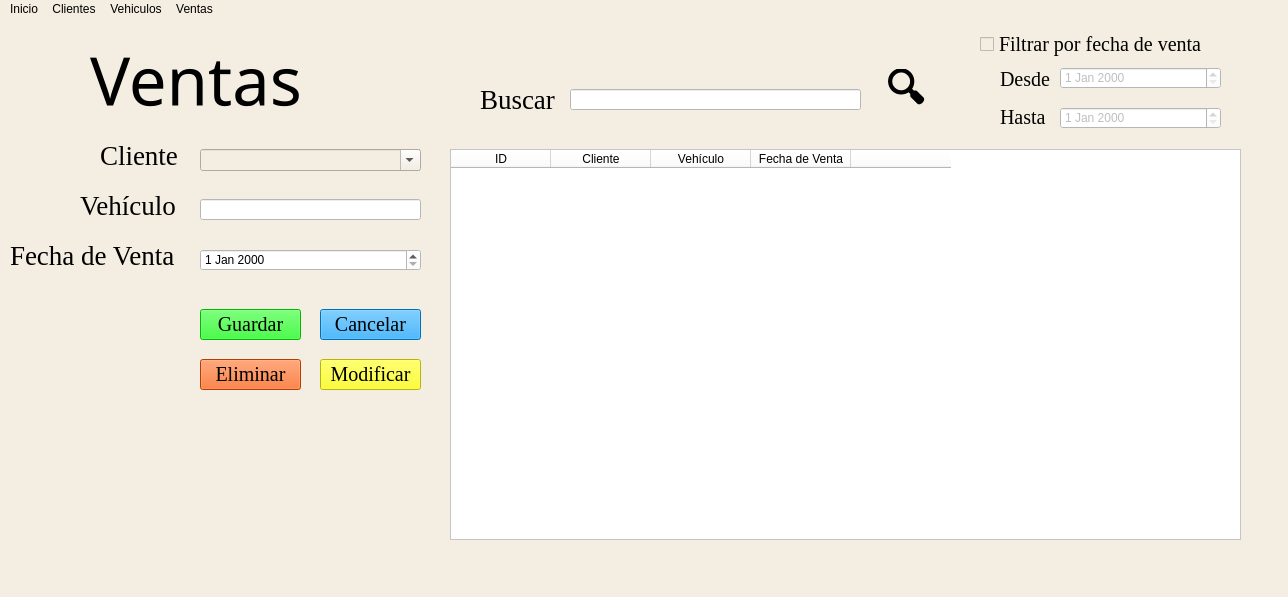
Above: gui/ventas.ui from GabrielTrejo1/Prueba before the change. Below: the same form after it.
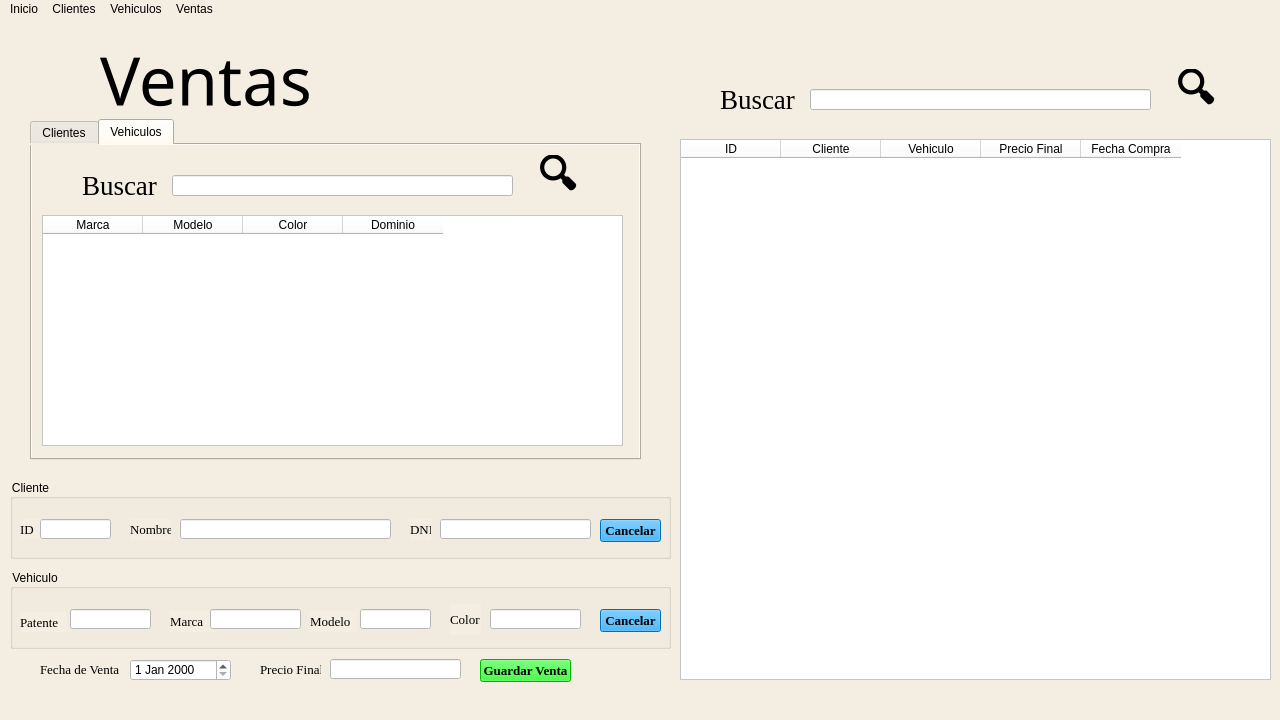
That is the form after the change. The open tabs and pages were chosen to show the change. Icons and pictures are not drawn.

Patch:
```diff
--- a/gui/ventas.ui
+++ b/gui/ventas.ui
@@ -2,15 +2,12 @@
 <ui version="4.0">
  <class>MainWindow</class>
  <widget class="QMainWindow" name="MainWindow">
-  <property name="enabled">
-   <bool>true</bool>
-  </property>
   <property name="geometry">
    <rect>
     <x>0</x>
     <y>0</y>
-    <width>1288</width>
-    <height>597</height>
+    <width>1280</width>
+    <height>720</height>
    </rect>
   </property>
   <property name="windowTitle">
@@ -27,9 +24,9 @@
    <widget class="QLabel" name="label">
     <property name="geometry">
      <rect>
-      <x>90</x>
+      <x>100</x>
       <y>20</y>
-      <width>331</width>
+      <width>251</width>
       <height>81</height>
      </rect>
     </property>
@@ -52,100 +49,588 @@
      <string>Ventas</string>
     </property>
    </widget>
-   <widget class="QLabel" name="label_2">
+   <widget class="QTabWidget" name="tabWidget">
     <property name="geometry">
      <rect>
-      <x>100</x>
-      <y>120</y>
-      <width>81</width>
-      <height>33</height>
+      <x>30</x>
+      <y>100</y>
+      <width>611</width>
+      <height>341</height>
      </rect>
     </property>
-    <property name="font">
-     <font>
-      <family>Liberation Serif</family>
-      <pointsize>20</pointsize>
-      <weight>50</weight>
-      <bold>false</bold>
-     </font>
+    <property name="currentIndex">
+     <number>0</number>
     </property>
-    <property name="styleSheet">
-     <string notr="true">background-color: transparent;
+    <widget class="QWidget" name="tab">
+     <attribute name="title">
+      <string>Clientes</string>
+     </attribute>
+     <widget class="QPushButton" name="btnBuscar">
+      <property name="geometry">
+       <rect>
+        <x>500</x>
+        <y>10</y>
+        <width>51</width>
+        <height>51</height>
+       </rect>
+      </property>
+      <property name="font">
+       <font>
+        <pointsize>30</pointsize>
+        <weight>75</weight>
+        <bold>true</bold>
+       </font>
+      </property>
+      <property name="cursor">
+       <cursorShape>PointingHandCursor</cursorShape>
+      </property>
+      <property name="layoutDirection">
+       <enum>Qt::LeftToRight</enum>
+      </property>
+      <property name="styleSheet">
+       <string notr="true">background-color: transparent;
+border-radius: 25px;</string>
+      </property>
+      <property name="text">
+       <string>🔍</string>
+      </property>
+     </widget>
+     <widget class="QLineEdit" name="txtBuscar">
+      <property name="geometry">
+       <rect>
+        <x>140</x>
+        <y>30</y>
+        <width>341</width>
+        <height>21</height>
+       </rect>
+      </property>
+      <property name="styleSheet">
+       <string notr="true">background-color: rgb(255, 255, 255);</string>
+      </property>
+     </widget>
+     <widget class="QLabel" name="label_7">
+      <property name="geometry">
+       <rect>
+        <x>50</x>
+        <y>20</y>
+        <width>81</width>
+        <height>41</height>
+       </rect>
+      </property>
+      <property name="font">
+       <font>
+        <family>Liberation Serif</family>
+        <pointsize>20</pointsize>
+        <weight>50</weight>
+        <bold>false</bold>
+       </font>
+      </property>
+      <property name="styleSheet">
+       <string notr="true">background-color: transparent;
 color: black</string>
+      </property>
+      <property name="text">
+       <string>Buscar</string>
+      </property>
+     </widget>
+     <widget class="QTableWidget" name="tblClientes">
+      <property name="geometry">
+       <rect>
+        <x>10</x>
+        <y>70</y>
+        <width>581</width>
+        <height>231</height>
+       </rect>
+      </property>
+      <property name="styleSheet">
+       <string notr="true">background-color: rgb(255, 255, 255);</string>
+      </property>
+      <property name="editTriggers">
+       <set>QAbstractItemView::NoEditTriggers</set>
+      </property>
+      <property name="selectionBehavior">
+       <enum>QAbstractItemView::SelectRows</enum>
+      </property>
+      <property name="sortingEnabled">
+       <bool>true</bool>
+      </property>
+      <column>
+       <property name="text">
+        <string>ID</string>
+       </property>
+      </column>
+      <column>
+       <property name="text">
+        <string>Nombre</string>
+       </property>
+      </column>
+      <column>
+       <property name="text">
+        <string>DNI</string>
+       </property>
+      </column>
+     </widget>
+    </widget>
+    <widget class="QWidget" name="tab_2">
+     <attribute name="title">
+      <string>Vehiculos</string>
+     </attribute>
+     <widget class="QLabel" name="label_13">
+      <property name="geometry">
+       <rect>
+        <x>50</x>
+        <y>20</y>
+        <width>81</width>
+        <height>41</height>
+       </rect>
+      </property>
+      <property name="font">
+       <font>
+        <family>Liberation Serif</family>
+        <pointsize>20</pointsize>
+        <weight>50</weight>
+        <bold>false</bold>
+       </font>
+      </property>
+      <property name="styleSheet">
+       <string notr="true">background-color: transparent;
+color: black</string>
+      </property>
+      <property name="text">
+       <string>Buscar</string>
+      </property>
+     </widget>
+     <widget class="QLineEdit" name="txtBuscar_3">
+      <property name="geometry">
+       <rect>
+        <x>140</x>
+        <y>30</y>
+        <width>341</width>
+        <height>21</height>
+       </rect>
+      </property>
+      <property name="styleSheet">
+       <string notr="true">background-color: rgb(255, 255, 255);</string>
+      </property>
+     </widget>
+     <widget class="QTableWidget" name="tblVehiculos">
+      <property name="geometry">
+       <rect>
+        <x>10</x>
+        <y>70</y>
+        <width>581</width>
+        <height>231</height>
+       </rect>
+      </property>
+      <property name="styleSheet">
+       <string notr="true">background-color: rgb(255, 255, 255);</string>
+      </property>
+      <property name="editTriggers">
+       <set>QAbstractItemView::NoEditTriggers</set>
+      </property>
+      <property name="selectionBehavior">
+       <enum>QAbstractItemView::SelectRows</enum>
+      </property>
+      <property name="sortingEnabled">
+       <bool>true</bool>
+      </property>
+      <column>
+       <property name="text">
+        <string>Marca</string>
+       </property>
+      </column>
+      <column>
+       <property name="text">
+        <string>Modelo</string>
+       </property>
+      </column>
+      <column>
+       <property name="text">
+        <string>Color</string>
+       </property>
+      </column>
+      <column>
+       <property name="text">
+        <string>Dominio</string>
+       </property>
+      </column>
+     </widget>
+     <widget class="QPushButton" name="btnBuscar_3">
+      <property name="geometry">
+       <rect>
+        <x>500</x>
+        <y>10</y>
+        <width>51</width>
+        <height>51</height>
+       </rect>
+      </property>
+      <property name="font">
+       <font>
+        <pointsize>30</pointsize>
+        <weight>75</weight>
+        <bold>true</bold>
+       </font>
+      </property>
+      <property name="cursor">
+       <cursorShape>PointingHandCursor</cursorShape>
+      </property>
+      <property name="layoutDirection">
+       <enum>Qt::LeftToRight</enum>
+      </property>
+      <property name="styleSheet">
+       <string notr="true">background-color: transparent;
+border-radius: 25px;</string>
+      </property>
+      <property name="text">
+       <string>🔍</string>
+      </property>
+     </widget>
+    </widget>
+   </widget>
+   <widget class="QGroupBox" name="groupBox">
+    <property name="geometry">
+     <rect>
+      <x>10</x>
+      <y>460</y>
+      <width>661</width>
+      <height>80</height>
+     </rect>
     </property>
-    <property name="text">
+    <property name="title">
      <string>Cliente</string>
     </property>
+    <widget class="QLabel" name="label_2">
+     <property name="geometry">
+      <rect>
+       <x>10</x>
+       <y>40</y>
+       <width>21</width>
+       <height>20</height>
+      </rect>
+     </property>
+     <property name="font">
+      <font>
+       <family>Liberation Serif</family>
+       <pointsize>10</pointsize>
+      </font>
+     </property>
+     <property name="text">
+      <string>ID</string>
+     </property>
+    </widget>
+    <widget class="QLineEdit" name="lineEdit">
+     <property name="enabled">
+      <bool>false</bool>
+     </property>
+     <property name="geometry">
+      <rect>
+       <x>30</x>
+       <y>40</y>
+       <width>71</width>
+       <height>20</height>
+      </rect>
+     </property>
+     <property name="styleSheet">
+      <string notr="true">background-color: rgb(255, 255, 255);</string>
+     </property>
+    </widget>
+    <widget class="QLabel" name="label_3">
+     <property name="geometry">
+      <rect>
+       <x>120</x>
+       <y>40</y>
+       <width>41</width>
+       <height>21</height>
+      </rect>
+     </property>
+     <property name="font">
+      <font>
+       <family>Liberation Serif</family>
+       <pointsize>10</pointsize>
+      </font>
+     </property>
+     <property name="text">
+      <string>Nombre</string>
+     </property>
+    </widget>
+    <widget class="QLabel" name="label_4">
+     <property name="geometry">
+      <rect>
+       <x>400</x>
+       <y>40</y>
+       <width>21</width>
+       <height>21</height>
+      </rect>
+     </property>
+     <property name="font">
+      <font>
+       <family>Liberation Serif</family>
+       <pointsize>10</pointsize>
+      </font>
+     </property>
+     <property name="text">
+      <string>DNI</string>
+     </property>
+    </widget>
+    <widget class="QLineEdit" name="lineEdit_2">
+     <property name="enabled">
+      <bool>false</bool>
+     </property>
+     <property name="geometry">
+      <rect>
+       <x>170</x>
+       <y>40</y>
+       <width>211</width>
+       <height>20</height>
+      </rect>
+     </property>
+     <property name="styleSheet">
+      <string notr="true">background-color: rgb(255, 255, 255);</string>
+     </property>
+    </widget>
+    <widget class="QLineEdit" name="lineEdit_3">
+     <property name="enabled">
+      <bool>false</bool>
+     </property>
+     <property name="geometry">
+      <rect>
+       <x>430</x>
+       <y>40</y>
+       <width>151</width>
+       <height>20</height>
+      </rect>
+     </property>
+     <property name="styleSheet">
+      <string notr="true">background-color: rgb(255, 255, 255);</string>
+     </property>
+    </widget>
+    <widget class="QPushButton" name="pushButton">
+     <property name="geometry">
+      <rect>
+       <x>590</x>
+       <y>40</y>
+       <width>61</width>
+       <height>23</height>
+      </rect>
+     </property>
+     <property name="font">
+      <font>
+       <family>Liberation Serif</family>
+       <pointsize>10</pointsize>
+       <weight>75</weight>
+       <bold>true</bold>
+      </font>
+     </property>
+     <property name="styleSheet">
+      <string notr="true">background-color: rgb(0, 157, 255);</string>
+     </property>
+     <property name="text">
+      <string>Cancelar</string>
+     </property>
+    </widget>
    </widget>
-   <widget class="QLabel" name="label_3">
-    <property name="geometry">
-     <rect>
-      <x>80</x>
-      <y>170</y>
-      <width>100</width>
-      <height>33</height>
-     </rect>
-    </property>
-    <property name="font">
-     <font>
-      <family>Liberation Serif</family>
-      <pointsize>20</pointsize>
-      <weight>50</weight>
-      <bold>false</bold>
-     </font>
-    </property>
-    <property name="styleSheet">
-     <string notr="true">background-color: transparent;
-color: black</string>
-    </property>
-    <property name="text">
-     <string>Vehículo</string>
-    </property>
-   </widget>
-   <widget class="QLabel" name="label_6">
+   <widget class="QGroupBox" name="groupBox_2">
     <property name="geometry">
      <rect>
       <x>10</x>
-      <y>220</y>
-      <width>185</width>
-      <height>33</height>
+      <y>550</y>
+      <width>661</width>
+      <height>80</height>
+     </rect>
+    </property>
+    <property name="title">
+     <string>Vehiculo</string>
+    </property>
+    <widget class="QLabel" name="label_5">
+     <property name="geometry">
+      <rect>
+       <x>10</x>
+       <y>43</y>
+       <width>47</width>
+       <height>20</height>
+      </rect>
+     </property>
+     <property name="font">
+      <font>
+       <family>Liberation Serif</family>
+       <pointsize>10</pointsize>
+      </font>
+     </property>
+     <property name="text">
+      <string>Patente</string>
+     </property>
+    </widget>
+    <widget class="QLabel" name="label_6">
+     <property name="geometry">
+      <rect>
+       <x>160</x>
+       <y>42</y>
+       <width>47</width>
+       <height>21</height>
+      </rect>
+     </property>
+     <property name="font">
+      <font>
+       <family>Liberation Serif</family>
+       <pointsize>10</pointsize>
+      </font>
+     </property>
+     <property name="text">
+      <string>Marca</string>
+     </property>
+    </widget>
+    <widget class="QLabel" name="label_8">
+     <property name="geometry">
+      <rect>
+       <x>300</x>
+       <y>42</y>
+       <width>47</width>
+       <height>21</height>
+      </rect>
+     </property>
+     <property name="font">
+      <font>
+       <family>Liberation Serif</family>
+       <pointsize>10</pointsize>
+      </font>
+     </property>
+     <property name="text">
+      <string>Modelo</string>
+     </property>
+    </widget>
+    <widget class="QLabel" name="label_9">
+     <property name="geometry">
+      <rect>
+       <x>440</x>
+       <y>35</y>
+       <width>31</width>
+       <height>31</height>
+      </rect>
+     </property>
+     <property name="font">
+      <font>
+       <family>Liberation Serif</family>
+       <pointsize>10</pointsize>
+      </font>
+     </property>
+     <property name="text">
+      <string>Color</string>
+     </property>
+    </widget>
+    <widget class="QLineEdit" name="lineEdit_5">
+     <property name="enabled">
+      <bool>false</bool>
+     </property>
+     <property name="geometry">
+      <rect>
+       <x>60</x>
+       <y>40</y>
+       <width>81</width>
+       <height>20</height>
+      </rect>
+     </property>
+     <property name="styleSheet">
+      <string notr="true">background-color: rgb(255, 255, 255);</string>
+     </property>
+    </widget>
+    <widget class="QLineEdit" name="lineEdit_6">
+     <property name="enabled">
+      <bool>false</bool>
+     </property>
+     <property name="geometry">
+      <rect>
+       <x>200</x>
+       <y>40</y>
+       <width>91</width>
+       <height>20</height>
+      </rect>
+     </property>
+     <property name="styleSheet">
+      <string notr="true">background-color: rgb(255, 255, 255);</string>
+     </property>
+    </widget>
+    <widget class="QLineEdit" name="lineEdit_7">
+     <property name="enabled">
+      <bool>false</bool>
+     </property>
+     <property name="geometry">
+      <rect>
+       <x>350</x>
+       <y>40</y>
+       <width>71</width>
+       <height>20</height>
+      </rect>
+     </property>
+     <property name="styleSheet">
+      <string notr="true">background-color: rgb(255, 255, 255);</string>
+     </property>
+    </widget>
+    <widget class="QLineEdit" name="lineEdit_8">
+     <property name="enabled">
+      <bool>false</bool>
+     </property>
+     <property name="geometry">
+      <rect>
+       <x>480</x>
+       <y>40</y>
+       <width>91</width>
+       <height>20</height>
+      </rect>
+     </property>
+     <property name="styleSheet">
+      <string notr="true">background-color: rgb(255, 255, 255);</string>
+     </property>
+    </widget>
+    <widget class="QPushButton" name="pushButton_2">
+     <property name="geometry">
+      <rect>
+       <x>590</x>
+       <y>40</y>
+       <width>61</width>
+       <height>23</height>
+      </rect>
+     </property>
+     <property name="font">
+      <font>
+       <family>Liberation Serif</family>
+       <pointsize>10</pointsize>
+       <weight>75</weight>
+       <bold>true</bold>
+      </font>
+     </property>
+     <property name="styleSheet">
+      <string notr="true">background-color: rgb(0, 157, 255);</string>
+     </property>
+     <property name="text">
+      <string>Cancelar</string>
+     </property>
+    </widget>
+   </widget>
+   <widget class="QLabel" name="label_10">
+    <property name="geometry">
+     <rect>
+      <x>40</x>
+      <y>640</y>
+      <width>81</width>
+      <height>21</height>
      </rect>
     </property>
     <property name="font">
      <font>
       <family>Liberation Serif</family>
-      <pointsize>20</pointsize>
-      <weight>50</weight>
-      <bold>false</bold>
+      <pointsize>10</pointsize>
      </font>
     </property>
-    <property name="styleSheet">
-     <string notr="true">background-color: transparent;
-color: black</string>
-    </property>
     <property name="text">
      <string>Fecha de Venta</string>
     </property>
    </widget>
-   <widget class="QLineEdit" name="txtCorreo">
-    <property name="geometry">
-     <rect>
-      <x>200</x>
-      <y>180</y>
-      <width>221</width>
-      <height>21</height>
-     </rect>
-    </property>
-    <property name="styleSheet">
-     <string notr="true">background-color: rgb(255, 255, 255);</string>
-    </property>
-   </widget>
    <widget class="QDateEdit" name="dtpFechaRegistro">
     <property name="geometry">
      <rect>
-      <x>200</x>
-      <y>230</y>
-      <width>221</width>
+      <x>130</x>
+      <y>640</y>
+      <width>101</width>
       <height>22</height>
      </rect>
     </property>
@@ -153,48 +638,113 @@
      <string notr="true">background-color: rgb(255, 255, 255);</string>
     </property>
    </widget>
-   <widget class="QLabel" name="label_7">
+   <widget class="QLabel" name="label_11">
+    <property name="geometry">
+     <rect>
+      <x>260</x>
+      <y>640</y>
+      <width>61</width>
+      <height>21</height>
+     </rect>
+    </property>
+    <property name="font">
+     <font>
+      <family>Liberation Serif</family>
+      <pointsize>10</pointsize>
+     </font>
+    </property>
+    <property name="text">
+     <string>Precio Final</string>
+    </property>
+   </widget>
+   <widget class="QLineEdit" name="lineEdit_4">
+    <property name="geometry">
+     <rect>
+      <x>330</x>
+      <y>640</y>
+      <width>131</width>
+      <height>20</height>
+     </rect>
+    </property>
+    <property name="styleSheet">
+     <string notr="true">background-color: rgb(255, 255, 255);</string>
+    </property>
+   </widget>
+   <widget class="QPushButton" name="pushButton_3">
     <property name="geometry">
      <rect>
       <x>480</x>
-      <y>60</y>
-      <width>81</width>
-      <height>41</height>
+      <y>640</y>
+      <width>91</width>
+      <height>23</height>
      </rect>
     </property>
     <property name="font">
      <font>
       <family>Liberation Serif</family>
-      <pointsize>20</pointsize>
-      <weight>50</weight>
-      <bold>false</bold>
+      <pointsize>10</pointsize>
+      <weight>75</weight>
+      <bold>true</bold>
      </font>
     </property>
     <property name="styleSheet">
-     <string notr="true">background-color: transparent;
-color: black</string>
+     <string notr="true">background-color: rgb(0, 255, 0);</string>
     </property>
     <property name="text">
-     <string>Buscar</string>
+     <string>Guardar Venta</string>
     </property>
    </widget>
-   <widget class="QLineEdit" name="txtBuscar">
+   <widget class="QTableWidget" name="tblVentas">
     <property name="geometry">
      <rect>
-      <x>570</x>
-      <y>70</y>
-      <width>291</width>
-      <height>21</height>
+      <x>680</x>
+      <y>120</y>
+      <width>591</width>
+      <height>541</height>
      </rect>
     </property>
     <property name="styleSheet">
      <string notr="true">background-color: rgb(255, 255, 255);</string>
     </property>
+    <property name="editTriggers">
+     <set>QAbstractItemView::NoEditTriggers</set>
+    </property>
+    <property name="selectionBehavior">
+     <enum>QAbstractItemView::SelectRows</enum>
+    </property>
+    <property name="sortingEnabled">
+     <bool>true</bool>
+    </property>
+    <column>
+     <property name="text">
+      <string>ID</string>
+     </property>
+    </column>
+    <column>
+     <property name="text">
+      <string>Cliente</string>
+     </property>
+    </column>
+    <column>
+     <property name="text">
+      <string>Vehiculo</string>
+     </property>
+    </column>
+    <column>
+     <property name="text">
+      <string>Precio Final</string>
+     </property>
+    </column>
+    <column>
+     <property name="text">
+      <string>Fecha Compra</string>
+     </property>
+    </column>
    </widget>
-   <widget class="QPushButton" name="btnBuscar">
+   <widget class="QPushButton" name="btnBuscar_2">
     <property name="geometry">
      <rect>
-      <x>880</x>
+      <x>1170</x>
       <y>50</y>
       <width>51</width>
       <height>51</height>
@@ -221,123 +771,32 @@
      <string>🔍</string>
     </property>
    </widget>
-   <widget class="QPushButton" name="btnGuardar">
+   <widget class="QLineEdit" name="txtBuscar_2">
     <property name="geometry">
      <rect>
-      <x>200</x>
-      <y>290</y>
-      <width>101</width>
-      <height>31</height>
+      <x>810</x>
+      <y>70</y>
+      <width>341</width>
+      <height>21</height>
      </rect>
     </property>
-    <property name="font">
-     <font>
-      <family>Liberation Serif</family>
-      <pointsize>15</pointsize>
-      <weight>50</weight>
-      <bold>false</bold>
-     </font>
-    </property>
-    <property name="cursor">
-     <cursorShape>PointingHandCursor</cursorShape>
-    </property>
     <property name="styleSheet">
-     <string notr="true">background-color: rgb(0, 255, 0);</string>
-    </property>
-    <property name="text">
-     <string>Guardar</string>
-    </property>
-   </widget>
-   <widget class="QPushButton" name="btnCancelar">
-    <property name="geometry">
-     <rect>
-      <x>320</x>
-      <y>290</y>
-      <width>101</width>
-      <height>31</height>
-     </rect>
-    </property>
-    <property name="font">
-     <font>
-      <family>Liberation Serif</family>
-      <pointsize>15</pointsize>
-      <weight>50</weight>
-      <bold>false</bold>
-     </font>
-    </property>
-    <property name="cursor">
-     <cursorShape>PointingHandCursor</cursorShape>
-    </property>
-    <property name="styleSheet">
-     <string notr="true">background-color: rgb(0, 157, 255);</string>
-    </property>
-    <property name="text">
-     <string>Cancelar</string>
-    </property>
-   </widget>
-   <widget class="QTableWidget" name="tblVentas">
-    <property name="geometry">
-     <rect>
-      <x>450</x>
-      <y>130</y>
-      <width>791</width>
-      <height>391</height>
-     </rect>
-    </property>
-    <property name="minimumSize">
-     <size>
-      <width>791</width>
-      <height>0</height>
-     </size>
-    </property>
-    <property name="styleSheet">
      <string notr="true">background-color: rgb(255, 255, 255);</string>
     </property>
-    <property name="sortingEnabled">
-     <bool>true</bool>
-    </property>
-    <column>
-     <property name="text">
-      <string>ID</string>
-     </property>
-    </column>
-    <column>
-     <property name="text">
-      <string>Cliente</string>
-     </property>
-    </column>
-    <column>
-     <property name="text">
-      <string>Vehículo</string>
-     </property>
-    </column>
-    <column>
-     <property name="text">
-      <string>Fecha de Venta</string>
-     </property>
-    </column>
-    <column>
-     <property name="text">
-      <string/>
-     </property>
-    </column>
    </widget>
-   <widget class="QPushButton" name="btnEliminar">
-    <property name="enabled">
-     <bool>true</bool>
-    </property>
+   <widget class="QLabel" name="label_12">
     <property name="geometry">
      <rect>
-      <x>200</x>
-      <y>340</y>
-      <width>101</width>
-      <height>31</height>
+      <x>720</x>
+      <y>60</y>
+      <width>81</width>
+      <height>41</height>
      </rect>
     </property>
     <property name="font">
      <font>
       <family>Liberation Serif</family>
-      <pointsize>15</pointsize>
+      <pointsize>20</pointsize>
       <weight>50</weight>
       <bold>false</bold>
      </font>
@@ -346,142 +805,11 @@
      <cursorShape>PointingHandCursor</cursorShape>
     </property>
     <property name="styleSheet">
-     <string notr="true">background-color: rgb(255, 85, 0);</string>
+     <string notr="true">background-color: transparent;
+color: black</string>
     </property>
     <property name="text">
-     <string>Eliminar</string>
-    </property>
-   </widget>
-   <widget class="QPushButton" name="btnEliminar_2">
-    <property name="enabled">
-     <bool>true</bool>
-    </property>
-    <property name="geometry">
-     <rect>
-      <x>320</x>
-      <y>340</y>
-      <width>101</width>
-      <height>31</height>
-     </rect>
-    </property>
-    <property name="font">
-     <font>
-      <family>Liberation Serif</family>
-      <pointsize>15</pointsize>
-      <weight>50</weight>
-      <bold>false</bold>
-     </font>
-    </property>
-    <property name="cursor">
-     <cursorShape>PointingHandCursor</cursorShape>
-    </property>
-    <property name="styleSheet">
-     <string notr="true">background-color: rgb(255, 255, 0);</string>
-    </property>
-    <property name="text">
-     <string>Modificar</string>
-    </property>
-   </widget>
-   <widget class="QCheckBox" name="checkBox">
-    <property name="geometry">
-     <rect>
-      <x>980</x>
-      <y>10</y>
-      <width>251</width>
-      <height>31</height>
-     </rect>
-    </property>
-    <property name="font">
-     <font>
-      <family>Liberation Serif</family>
-      <pointsize>15</pointsize>
-     </font>
-    </property>
-    <property name="text">
-     <string>Filtrar por fecha de venta</string>
-    </property>
-   </widget>
-   <widget class="QDateEdit" name="dtpFechaDesde">
-    <property name="enabled">
-     <bool>false</bool>
-    </property>
-    <property name="geometry">
-     <rect>
-      <x>1060</x>
-      <y>48</y>
-      <width>161</width>
-      <height>22</height>
-     </rect>
-    </property>
-    <property name="styleSheet">
-     <string notr="true">background-color: rgb(255, 255, 255);</string>
-    </property>
-   </widget>
-   <widget class="QDateEdit" name="dtpFechaHasta">
-    <property name="enabled">
-     <bool>false</bool>
-    </property>
-    <property name="geometry">
-     <rect>
-      <x>1060</x>
-      <y>88</y>
-      <width>161</width>
-      <height>22</height>
-     </rect>
-    </property>
-    <property name="styleSheet">
-     <string notr="true">background-color: rgb(255, 255, 255);</string>
-    </property>
-   </widget>
-   <widget class="QLabel" name="label_8">
-    <property name="geometry">
-     <rect>
-      <x>1000</x>
-      <y>50</y>
-      <width>51</width>
-      <height>21</height>
-     </rect>
-    </property>
-    <property name="font">
-     <font>
-      <family>Liberation Serif</family>
-      <pointsize>15</pointsize>
-     </font>
-    </property>
-    <property name="text">
-     <string>Desde</string>
-    </property>
-   </widget>
-   <widget class="QLabel" name="label_9">
-    <property name="geometry">
-     <rect>
-      <x>1000</x>
-      <y>88</y>
-      <width>51</width>
-      <height>21</height>
-     </rect>
-    </property>
-    <property name="font">
-     <font>
-      <family>Liberation Serif</family>
-      <pointsize>15</pointsize>
-     </font>
-    </property>
-    <property name="text">
-     <string>Hasta</string>
-    </property>
-   </widget>
-   <widget class="QComboBox" name="comboClientes">
-    <property name="geometry">
-     <rect>
-      <x>200</x>
-      <y>130</y>
-      <width>221</width>
-      <height>22</height>
-     </rect>
-    </property>
-    <property name="editable">
-     <bool>true</bool>
+     <string>Buscar</string>
     </property>
    </widget>
   </widget>
@@ -490,19 +818,16 @@
     <rect>
      <x>0</x>
      <y>0</y>
-     <width>1288</width>
+     <width>1280</width>
      <height>22</height>
     </rect>
    </property>
+   <widget class="QMenu" name="menuInicio">
+    <property name="title">
+     <string>Inicio</string>
+    </property>
+   </widget>
    <widget class="QMenu" name="menuClientes">
-    <property name="font">
-     <font>
-      <pointsize>10</pointsize>
-     </font>
-    </property>
-    <property name="styleSheet">
-     <string notr="true"/>
-    </property>
     <property name="title">
      <string>Clientes</string>
     </property>
@@ -517,14 +842,6 @@
      <string>Ventas</string>
     </property>
    </widget>
-   <widget class="QMenu" name="menuInicio">
-    <property name="styleSheet">
-     <string notr="true"/>
-    </property>
-    <property name="title">
-     <string>Inicio</string>
-    </property>
-   </widget>
    <addaction name="menuInicio"/>
    <addaction name="menuClientes"/>
    <addaction name="menuVehiculos"/>
```
Left out of the diff: 117 changed lines with no effect on the pictures.
